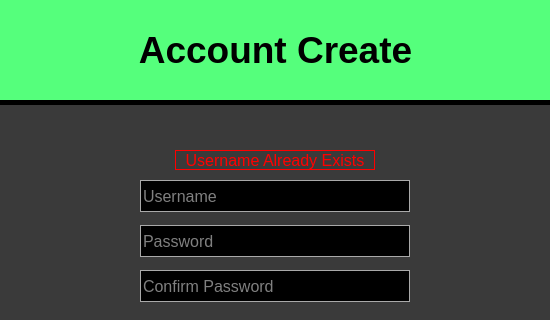
The window that Cove_Client/cove_createaccount.ui (tyler-becker/Middle-Management-CMPS285) describes before a commit, drawn with Qt 5; both pictures show x 0 to 550 and y 0 to 320 of the 550 by 685 pixel window.
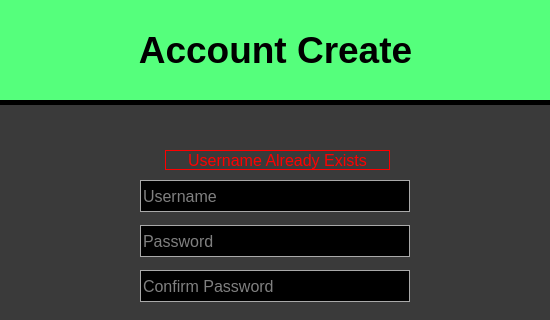
The same window after the commit.

Patch:
```diff
--- a/Cove_Client/cove_createaccount.ui
+++ b/Cove_Client/cove_createaccount.ui
@@ -1663,9 +1663,9 @@
   <widget class="QLabel" name="label_UsernameAleardyExists">
    <property name="geometry">
     <rect>
-     <x>175</x>
+     <x>165</x>
      <y>150</y>
-     <width>200</width>
+     <width>225</width>
      <height>20</height>
     </rect>
    </property>
```
